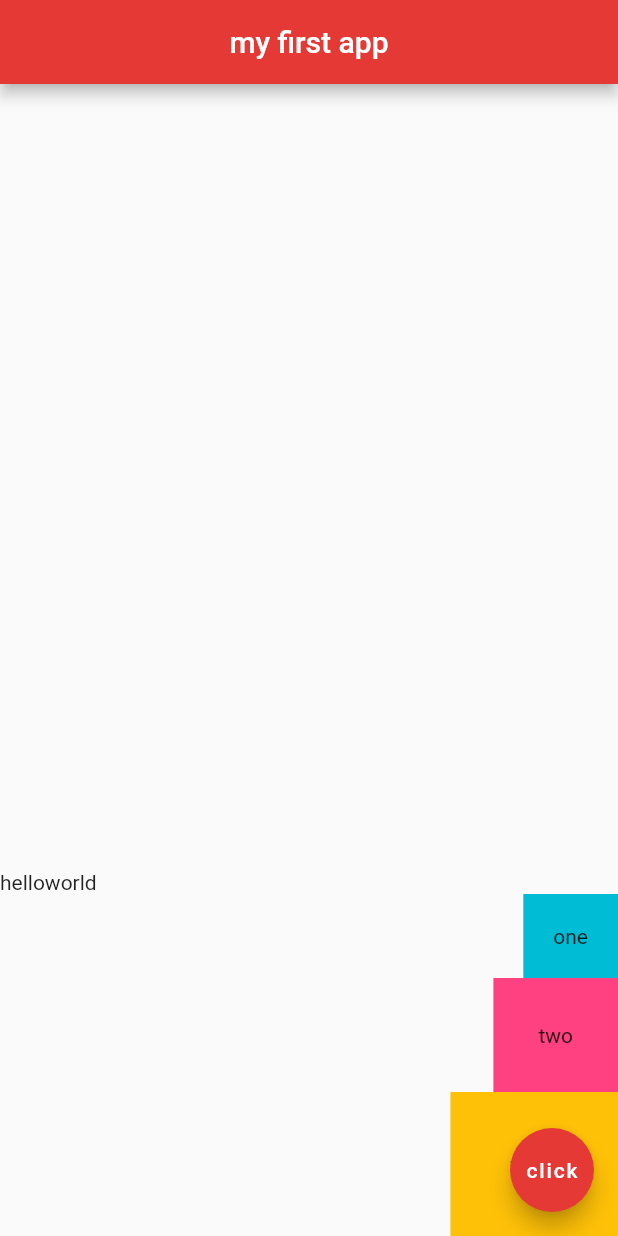
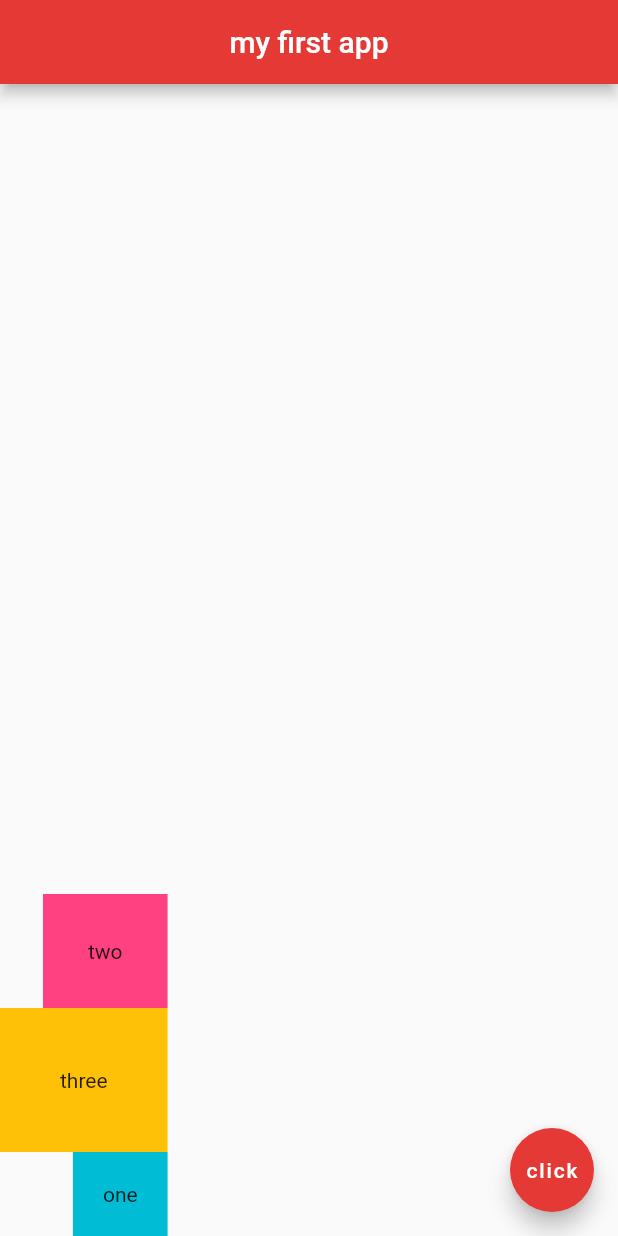
Before and after one commit to DorotaPawlowska/kursy-netNinja, a Flutter app: the screen it shows after launch, on a phone screen of 412 x 824 dp. Run offline on Flutter 3.47's test engine with Material 2 defaults, Android fonts, the light colour scheme and no system bars.

Commit message:
Flutter Tutorial for Beginners #13 - Flutter Outline & Shortcuts
Changes to be committed:
	modified:   FlutterTutorialForBeginners/myapp/lib/main.dart

```diff
--- a/FlutterTutorialForBeginners/myapp/lib/main.dart
+++ b/FlutterTutorialForBeginners/myapp/lib/main.dart
@@ -18,17 +18,12 @@
         mainAxisAlignment: MainAxisAlignment.end,
         crossAxisAlignment: CrossAxisAlignment.end,
         children: <Widget>[
-          Row(
-            children: <Widget>[
-              Text('hello'),
-              Text('world')
-            ],
-          ),
-          Container(
-            padding: EdgeInsets.all(20.0),
-            color: Colors.cyan,
-            child: Text('one')
-          ),
+//          Row(
+//            children: <Widget>[
+//              Text('hello'),
+//              Text('world')
+//            ],
+//          ),
           Container(
             padding: EdgeInsets.all(30.0),
             color: Colors.pinkAccent,
@@ -38,6 +33,11 @@
             padding: EdgeInsets.all(40.0),
             color: Colors.amber,
             child: Text('three')
+          ),
+          Container(
+            padding: EdgeInsets.all(20.0),
+            color: Colors.cyan,
+            child: Text('one')
           ),
         ],
       ),
```
